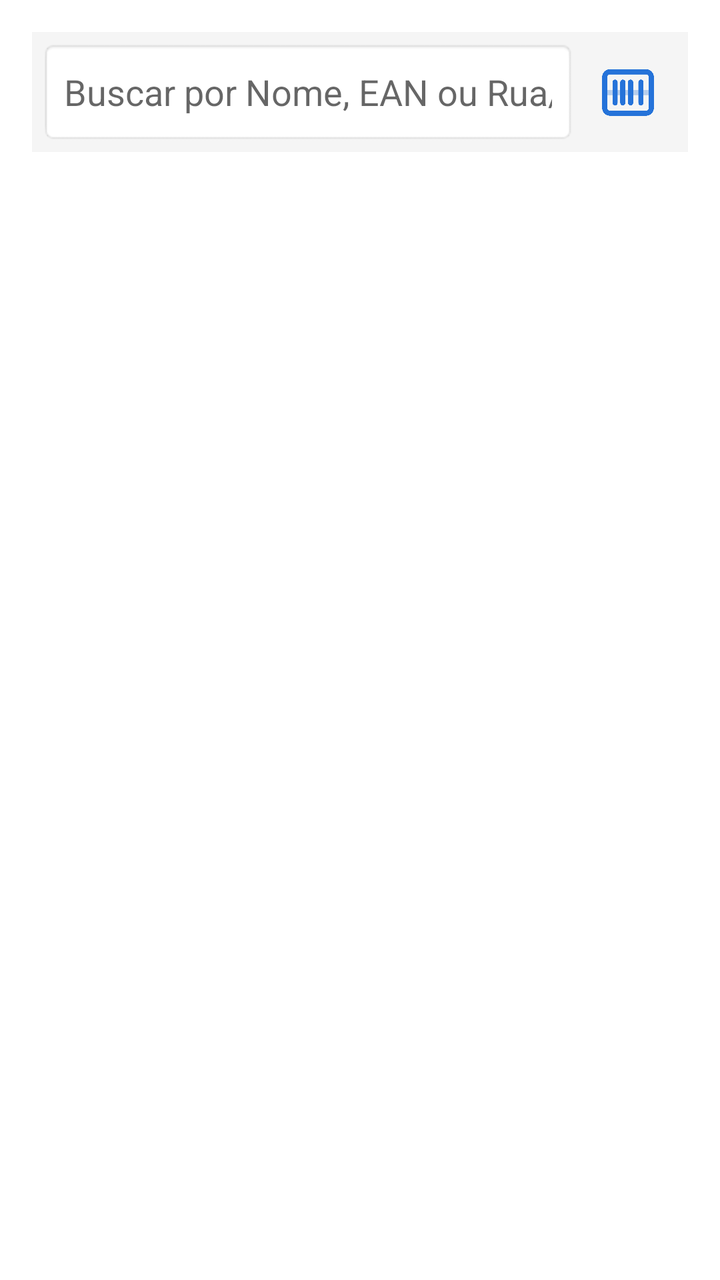
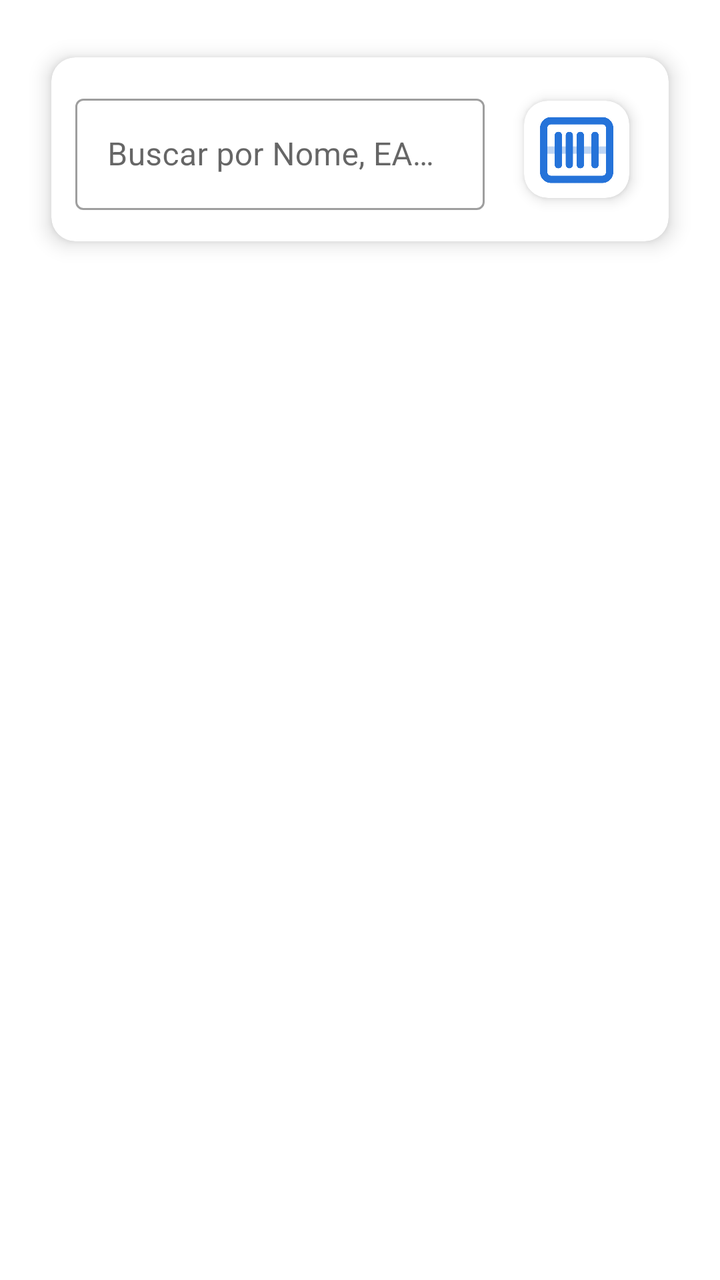

Before-and-after screenshots of an Android layout around one commit, followed by the original layout XML and the change that was made.
<!-- AndroidManifest.xml: application theme Theme.PistaLimpa -->
<!-- res/layout/fragment_consulta_produto.xml -->
<?xml version="1.0" encoding="utf-8"?>
<LinearLayout xmlns:android="http://schemas.android.com/apk/res/android"
    xmlns:app="http://schemas.android.com/apk/res-auto"
    android:layout_width="match_parent"
    android:layout_height="match_parent"
    android:orientation="vertical"
    android:padding="16dp">

    
    <LinearLayout
        android:layout_width="match_parent"
        android:layout_height="wrap_content"
        android:orientation="horizontal"
        android:gravity="center_vertical"
        android:background="#F5F5F5"
        android:padding="4dp">

        <EditText
            android:id="@+id/etBuscaGenerica"
            android:layout_width="0dp"
            android:layout_height="52dp"
            android:layout_weight="1"
            android:background="@android:drawable/editbox_background"
            android:padding="12dp"
            android:hint="Buscar por Nome, EAN ou Rua/Endereço"
            android:imeOptions="actionSearch"
            android:inputType="text" />

        <ImageButton
            android:id="@+id/btnScannerConsulta"
            android:layout_width="52dp"
            android:layout_height="52dp"
            android:padding="10dp"
            android:scaleType="fitCenter"
            android:contentDescription="Escanear EAN"
            android:src="@drawable/leitor"
            app:tint="?attr/colorPrimary"
            android:background="?attr/selectableItemBackgroundBorderless" />
    </LinearLayout>

    
    <com.google.android.material.card.MaterialCardView
        android:id="@+id/cardDetalhesProduto"
        android:layout_width="match_parent"
        android:layout_height="wrap_content"
        android:layout_marginTop="16dp"
        android:visibility="gone"
        app:cardCornerRadius="8dp"
        app:cardElevation="3dp">

        <LinearLayout
            android:layout_width="match_parent"
            android:layout_height="wrap_content"
            android:orientation="vertical"
            android:padding="16dp">

            <TextView
                android:id="@+id/tvNomeConsulta"
                android:layout_width="wrap_content"
                android:layout_height="wrap_content"
                android:textSize="18sp"
                android:textStyle="bold"
                android:textColor="@android:color/black" />

            <TextView
                android:id="@+id/tvEanConsulta"
                android:layout_width="wrap_content"
                android:layout_height="wrap_content"
                android:layout_marginTop="4dp"
                android:textSize="14sp" />

            <TextView
                android:id="@+id/tvQuantidadeConsulta"
                android:layout_width="wrap_content"
                android:layout_height="wrap_content"
                android:layout_marginTop="4dp"
                android:text="Quantidade Total: 0"
                android:textSize="15sp"
                android:textStyle="bold"
                android:textColor="@color/purple_500" />

            <TextView
                android:id="@+id/tvEnderecoConsulta"
                android:layout_width="wrap_content"
                android:layout_height="wrap_content"
                android:layout_marginTop="4dp"
                android:text="Endereço: Não Vinculado"
                android:textColor="#1976D2"
                android:textStyle="bold" />

            
            <LinearLayout
                android:layout_width="match_parent"
                android:layout_height="wrap_content"
                android:orientation="horizontal"
                android:layout_marginTop="16dp"
                android:gravity="end">

            </LinearLayout>
        </LinearLayout>
    </com.google.android.material.card.MaterialCardView>

    <androidx.recyclerview.widget.RecyclerView
        android:id="@+id/rvResultadoBusca"
        android:layout_width="match_parent"
        android:layout_height="match_parent"
        android:layout_marginTop="12dp" />

</LinearLayout>
<!-- resources referenced by this layout -->
<resources>
  <color name="purple_500">#2573D9</color>
  <!-- drawable leitor: png bitmap (drawable, 13046 bytes) -->
  <style name="Theme.PistaLimpa" parent="Theme.MaterialComponents.DayNight.DarkActionBar">
          
          <item name="colorPrimary">@color/purple_500</item>
          <item name="colorPrimaryVariant">@color/purple_700</item>
          <item name="colorOnPrimary">@color/white</item>
          
          <item name="colorSecondary">@color/teal_200</item>
          <item name="colorSecondaryVariant">@color/teal_700</item>
          <item name="colorOnSecondary">@color/black</item>
          
          <item name="android:statusBarColor">?attr/colorPrimaryVariant</item>
          
      </style>
  <color name="purple_700">#2573D9</color>
  <color name="white">#F2F2F2</color>
  <color name="teal_200">#FF03DAC5</color>
  <color name="teal_700">#FF018786</color>
  <color name="black">#FF000000</color>
</resources>

<!-- the commit's change to res/layout/fragment_consulta_produto.xml (unified diff, before → after) -->
@@ -4,49 +4,76 @@
     android:layout_width="match_parent"
     android:layout_height="match_parent"
     android:orientation="vertical"
+    android:clipChildren="false"
+    android:clipToPadding="false"
     android:padding="16dp">
 
     
-    <LinearLayout
+    <com.google.android.material.card.MaterialCardView
         android:layout_width="match_parent"
         android:layout_height="wrap_content"
-        android:orientation="horizontal"
-        android:gravity="center_vertical"
-        android:background="#F5F5F5"
-        android:padding="4dp">
+        app:cardCornerRadius="12dp"
+        app:cardElevation="6dp"
+        app:cardUseCompatPadding="true">
 
-        <EditText
-            android:id="@+id/etBuscaGenerica"
-            android:layout_width="0dp"
-            android:layout_height="52dp"
-            android:layout_weight="1"
-            android:background="@android:drawable/editbox_background"
+        <LinearLayout
+            android:layout_width="match_parent"
+            android:layout_height="wrap_content"
+            android:orientation="horizontal"
+            android:gravity="center_vertical"
             android:padding="12dp"
-            android:hint="Buscar por Nome, EAN ou Rua/Endereço"
-            android:imeOptions="actionSearch"
-            android:inputType="text" />
+            android:clipChildren="false"
+            android:clipToPadding="false">
 
-        <ImageButton
-            android:id="@+id/btnScannerConsulta"
-            android:layout_width="52dp"
-            android:layout_height="52dp"
-            android:padding="10dp"
-            android:scaleType="fitCenter"
-            android:contentDescription="Escanear EAN"
-            android:src="@drawable/leitor"
-            app:tint="?attr/colorPrimary"
-            android:background="?attr/selectableItemBackgroundBorderless" />
-    </LinearLayout>
+            <com.google.android.material.textfield.TextInputLayout
+                android:id="@+id/tilBuscaGenerica"
+                style="@style/Widget.MaterialComponents.TextInputLayout.OutlinedBox"
+                android:layout_width="0dp"
+                android:layout_height="wrap_content"
+                android:layout_weight="1"
+                android:hint="Buscar por Nome, EAN ou Endereço">
+
+                <com.google.android.material.textfield.TextInputEditText
+                    android:id="@+id/etBuscaGenerica"
+                    android:layout_width="match_parent"
+                    android:layout_height="wrap_content"
+                    android:imeOptions="actionSearch"
+                    android:inputType="text" />
+            </com.google.android.material.textfield.TextInputLayout>
+
+            <com.google.android.material.card.MaterialCardView
+                android:id="@+id/cardScannerConsulta"
+                android:layout_width="68dp"
+                android:layout_height="68dp"
+                android:layout_marginStart="12dp"
+                app:cardCornerRadius="12dp"
+                app:cardElevation="4dp"
+                app:cardUseCompatPadding="true">
+
+                <ImageButton
+                    android:id="@+id/btnScannerConsulta"
+                    android:layout_width="match_parent"
+                    android:layout_height="match_parent"
+                    android:padding="2dp"
+                    android:scaleType="fitCenter"
+                    android:contentDescription="Escanear EAN"
+                    android:src="@drawable/leitor"
+                    app:tint="?attr/colorPrimary"
+                    android:background="?attr/selectableItemBackground" />
+            </com.google.android.material.card.MaterialCardView>
+        </LinearLayout>
+    </com.google.android.material.card.MaterialCardView>
 
     
     <com.google.android.material.card.MaterialCardView
         android:id="@+id/cardDetalhesProduto"
         android:layout_width="match_parent"
         android:layout_height="wrap_content"
-        android:layout_marginTop="16dp"
+        android:layout_marginTop="8dp"
         android:visibility="gone"
         app:cardCornerRadius="8dp"
-        app:cardElevation="3dp">
+        app:cardElevation="3dp"
+        app:cardUseCompatPadding="true">
 
         <LinearLayout
             android:layout_width="match_parent"
@@ -87,16 +114,6 @@
                 android:text="Endereço: Não Vinculado"
                 android:textColor="#1976D2"
                 android:textStyle="bold" />
-
-            
-            <LinearLayout
-                android:layout_width="match_parent"
-                android:layout_height="wrap_content"
-                android:orientation="horizontal"
-                android:layout_marginTop="16dp"
-                android:gravity="end">
-
-            </LinearLayout>
         </LinearLayout>
     </com.google.android.material.card.MaterialCardView>
 
@@ -104,6 +121,6 @@
         android:id="@+id/rvResultadoBusca"
         android:layout_width="match_parent"
         android:layout_height="match_parent"
-        android:layout_marginTop="12dp" />
+        android:layout_marginTop="4dp" />
 
 </LinearLayout>
